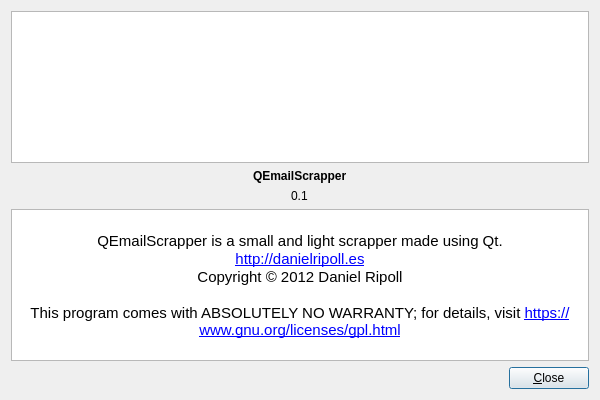
First picture: the form in aboutqemailscrapper.ui, repository JustDevZero-vault/QEmailScrapper, before the edit.
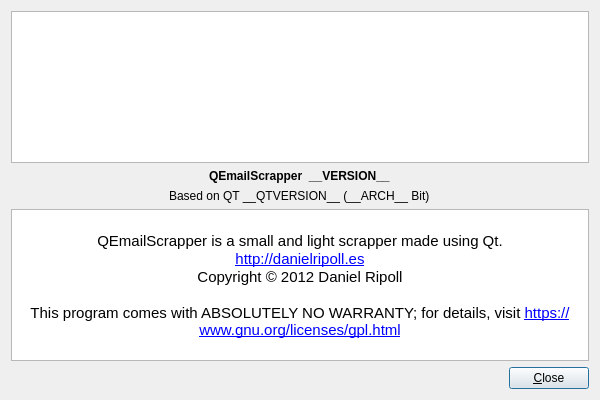
Second picture: the form after the edit.

Commit message:
Added mlGetVersion() and mlGetArch()
--
Daniel Ripoll Osma
www.danielripoll.es
6688.27.4.90

Web & Desktop Developer

Patch:
```diff
--- a/aboutqemailscrapper.ui
+++ b/aboutqemailscrapper.ui
@@ -62,7 +62,7 @@
           </font>
          </property>
          <property name="text">
-          <string notr="true">0.1</string>
+          <string notr="true">Based on QT __QTVERSION__ (__ARCH__ Bit)</string>
          </property>
         </widget>
        </item>
@@ -75,7 +75,7 @@
           </font>
          </property>
          <property name="text">
-          <string>QEmailScrapper</string>
+          <string>QEmailScrapper  __VERSION__</string>
          </property>
         </widget>
        </item>
```
Left out of the diff: 4 changed lines with no effect on the pictures. The commit also changes 6 other files.
